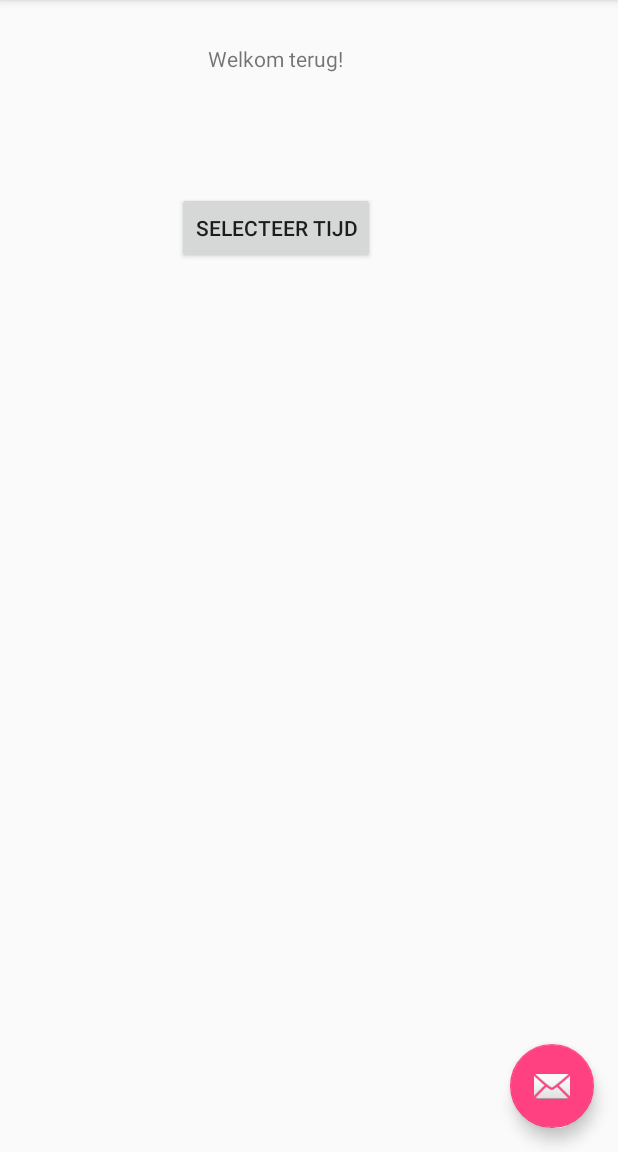
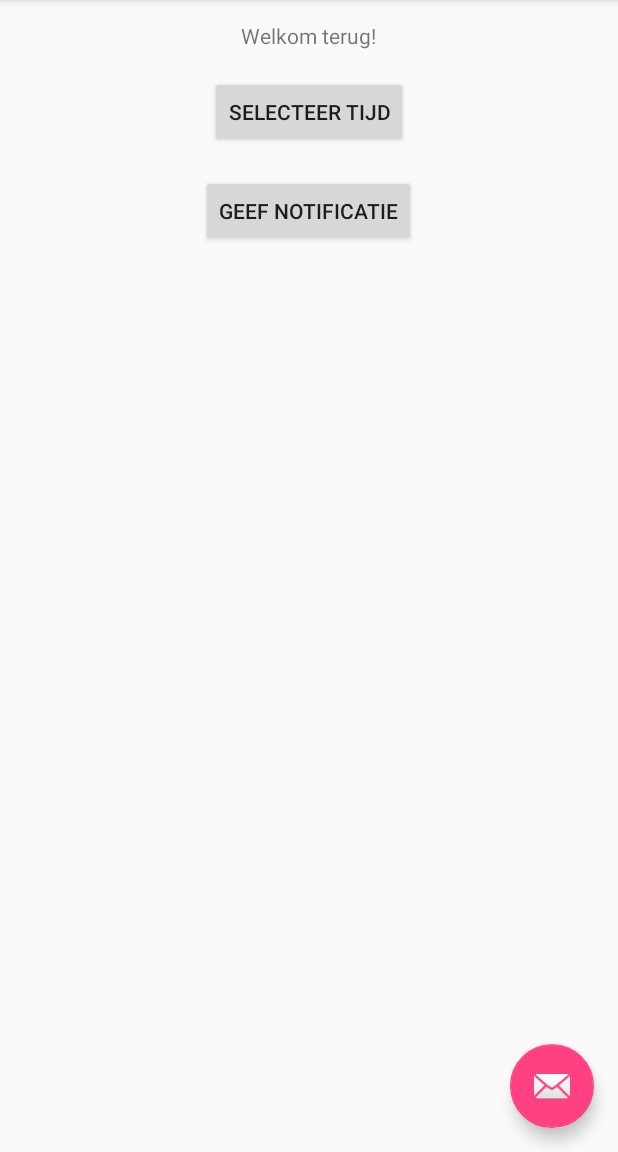
Before and after one commit to Ayoub3738/ProjectPAD07, an Android app: the screen it shows after launch (MainActivity), in the side drawer, after a tap on "Instellingen", on a phone screen of 412 x 824 dp, the part 84-1236 px from its top. Run offline under Robolectric (Android 15) with nearby library versions, the phone set to English and light mode, and no system bars.

Commit message:
Ja/Nee Melding van de character
Een alertdialog aangemaakt voor het weergeven van de melding of Sarah
mag roken.

```diff
--- a/SmokeS/app/src/main/java/com/example/ayoubelyaghmouri/smokes/MainActivity.java
+++ b/SmokeS/app/src/main/java/com/example/ayoubelyaghmouri/smokes/MainActivity.java
@@ -1,9 +1,12 @@
 package com.example.ayoubelyaghmouri.smokes;
 
+import android.content.Context;
+import android.content.DialogInterface;
 import android.content.Intent;
 import android.os.Bundle;
 import android.support.design.widget.FloatingActionButton;
 import android.support.design.widget.Snackbar;
+import android.support.v7.app.AlertDialog;
 import android.view.View;
 import android.support.design.widget.NavigationView;
 import android.support.v4.view.GravityCompat;
@@ -19,6 +22,7 @@ public class MainActivity extends AppCompatActivity
         implements NavigationView.OnNavigationItemSelectedListener {
 
     private Button btnSelectTime;
+    private int aantalSigaretten = 1;
 
     @Override
     protected void onCreate(Bundle savedInstanceState) {
@@ -69,6 +73,27 @@ public class MainActivity extends AppCompatActivity
         });
     }
 
+    public void showAlert(View view){
+        AlertDialog.Builder alert = new AlertDialog.Builder(this);
+        alert.setTitle("Rookmelding!")
+                .setMessage("Wilt u Sarah een sigaret laten roken?")
+                .setPositiveButton("Ja", new DialogInterface.OnClickListener() {
+                    @Override
+                    public void onClick(DialogInterface dialog, int which) {
+                        aantalSigaretten += 1;
+                        System.out.println(aantalSigaretten);
+                    }
+                })
+                .setNegativeButton("Nee", new DialogInterface.OnClickListener() {
+                    @Override
+                    public void onClick(DialogInterface dialog, int which) {
+                        System.out.println(aantalSigaretten);
+                    }
+                })
+                .create();
+        alert.show();
+    }
+
     @Override
     public boolean onCreateOptionsMenu(Menu menu) {
         // Inflate the menu; this adds items to the action bar if it is present.
@@ -97,14 +122,14 @@ public class MainActivity extends AppCompatActivity
         // Handle navigation view item clicks here.
         int id = item.getItemId();
 
-        if (id == R.id.nav_camera) {
+        if (id == R.id.nav_home) {
             // Handle the camera action
-        } else if (id == R.id.nav_gallery) {
+        } else if (id == R.id.nav_status) {
             Intent statusIntent = new Intent(MainActivity.this, ProgressActivity.class);
             startActivity(statusIntent);
-        } else if (id == R.id.nav_slideshow) {
+        } else if (id == R.id.nav_achievements) {
 
-        } else if (id == R.id.nav_manage) {
+        } else if (id == R.id.nav_settings) {
 
         } else if (id == R.id.nav_share) {
 
--- a/SmokeS/app/src/main/res/layout/content_main.xml
+++ b/SmokeS/app/src/main/res/layout/content_main.xml
@@ -1,5 +1,5 @@
 <?xml version="1.0" encoding="utf-8"?>
-<android.support.constraint.ConstraintLayout xmlns:android="http://schemas.android.com/apk/res/android"
+<RelativeLayout xmlns:android="http://schemas.android.com/apk/res/android"
     xmlns:app="http://schemas.android.com/apk/res-auto"
     xmlns:tools="http://schemas.android.com/tools"
     android:layout_width="match_parent"
@@ -8,36 +8,40 @@
     tools:context="com.example.ayoubelyaghmouri.smokes.MainActivity"
     tools:showIn="@layout/app_bar_main">
 
-    <RelativeLayout
-        android:layout_width="368dp"
-        android:layout_height="495dp"
-        tools:layout_editor_absoluteX="8dp"
-        tools:layout_editor_absoluteY="8dp">
-
         <TextView
             android:id="@+id/text3"
             android:layout_width="wrap_content"
             android:layout_height="wrap_content"
-            android:layout_alignParentTop="true"
-            android:layout_centerHorizontal="true"
-            android:layout_marginTop="29dp"
             android:text="Welkom terug!"
             app:layout_constraintBottom_toBottomOf="parent"
             app:layout_constraintLeft_toLeftOf="parent"
             app:layout_constraintRight_toRightOf="parent"
-            app:layout_constraintTop_toTopOf="parent" />
+            app:layout_constraintTop_toTopOf="parent"
+            android:layout_alignParentTop="true"
+            android:layout_centerHorizontal="true"
+            android:layout_marginTop="14dp" />
 
         <Button
             android:id="@+id/btnShowTime"
             android:layout_width="wrap_content"
             android:layout_height="wrap_content"
-            android:layout_alignParentTop="true"
-            android:layout_centerHorizontal="true"
             android:layout_column="0"
-            android:layout_marginTop="128dp"
             android:layout_row="2"
             android:text="Selecteer Tijd"
             tools:layout_editor_absoluteX="60dp"
-            tools:layout_editor_absoluteY="48dp" />
-    </RelativeLayout>
-</android.support.constraint.ConstraintLayout>
+            tools:layout_editor_absoluteY="48dp"
+            android:layout_marginTop="17dp"
+            android:layout_below="@+id/text3"
+            android:layout_centerHorizontal="true" />
+
+    <Button
+        android:id="@+id/btnGetNotification"
+        android:layout_width="wrap_content"
+        android:layout_height="wrap_content"
+        android:layout_below="@+id/btnShowTime"
+        android:layout_centerHorizontal="true"
+        android:layout_marginTop="18dp"
+        android:onClick="showAlert"
+        android:text="Geef Notificatie" />
+
+</RelativeLayout>
--- a/SmokeS/app/src/main/res/menu/activity_main_drawer.xml
+++ b/SmokeS/app/src/main/res/menu/activity_main_drawer.xml
@@ -3,19 +3,19 @@
 
     <group android:checkableBehavior="single">
         <item
-            android:id="@+id/nav_camera"
+            android:id="@+id/nav_home"
             android:icon="@drawable/ic_menu_camera"
             android:title="Profiel" />
         <item
-            android:id="@+id/nav_gallery"
+            android:id="@+id/nav_status"
             android:icon="@drawable/ic_menu_gallery"
             android:title="Status" />
         <item
-            android:id="@+id/nav_slideshow"
+            android:id="@+id/nav_achievements"
             android:icon="@drawable/ic_menu_slideshow"
             android:title="Prestaties" />
         <item
-            android:id="@+id/nav_manage"
+            android:id="@+id/nav_settings"
             android:icon="@drawable/ic_menu_manage"
             android:title="Instellingen" />
     </group>
```
